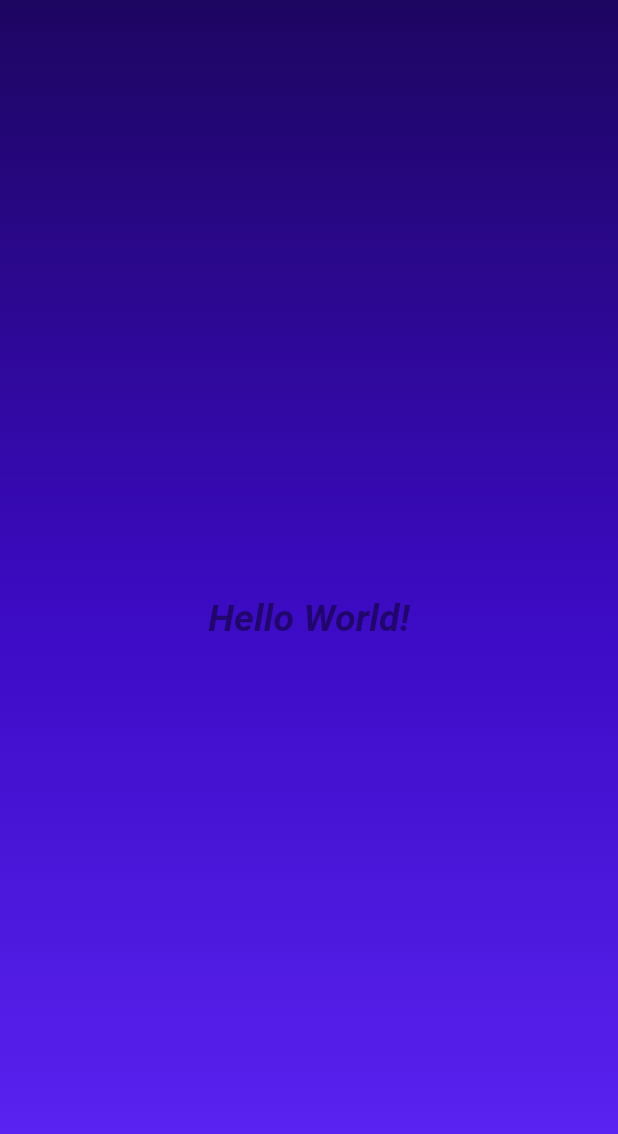
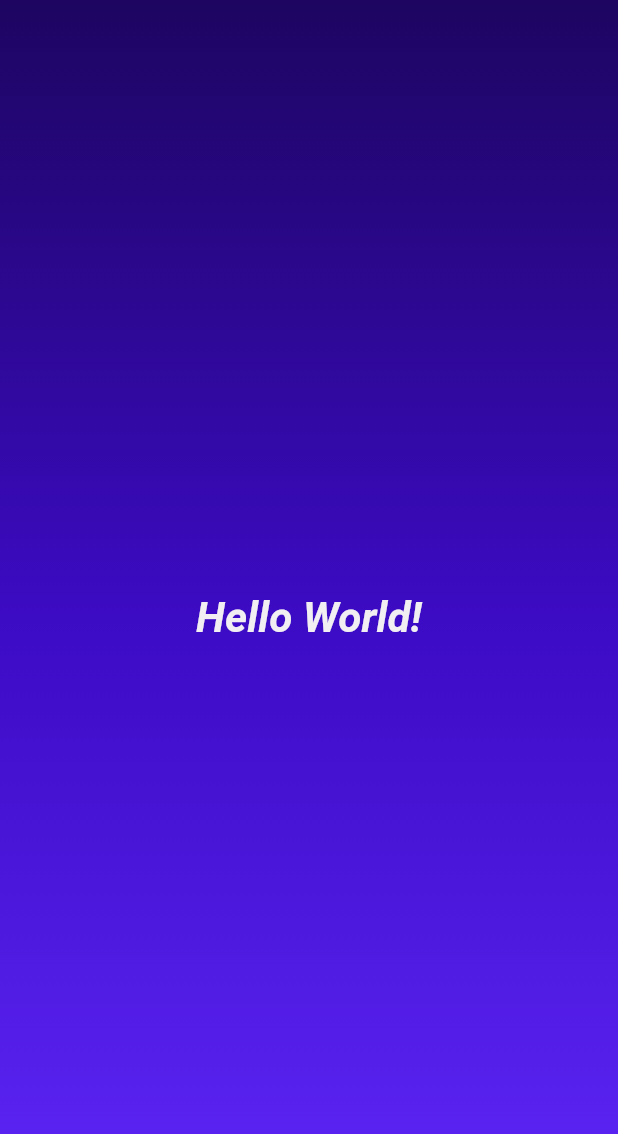
Before and after one commit to PratyushSingh18/Learning_Flutter, a Flutter app: the screen it shows after launch, on a phone screen of 412 x 824 dp. Shown: the top 1134 px of the screen. Run offline on Flutter 3.47's test engine with Material 2 defaults, Android fonts, the phone set to English and light mode, and no system bars.

Commit message:
Created first widget class

```diff
--- a/first/lib/main.dart
+++ b/first/lib/main.dart
@@ -4,7 +4,16 @@ void main() {
   runApp(
     MaterialApp(
       home: Scaffold(
-        body: Container(
+        body: GradientContainer(),
+      ),
+    ),
+  );
+}
+
+class GradientContainer extends StatelessWidget {
+  @override
+  Widget build(context) {
+    return Container(
       decoration: const BoxDecoration(
         gradient: LinearGradient(
           colors: [
@@ -20,14 +29,13 @@ void main() {
         child: Text(
           'Hello World!',
           style: TextStyle(
-                  color: Colors.black45,
+            color: Color.fromARGB(251, 244, 243, 243),
             fontWeight: FontWeight.bold,
             fontStyle: FontStyle.italic,
-                  fontSize: 25.0),
-            ),
-          ),
+            fontSize: 28.0,
           ),
         ),
       ),
     );
   }
+}
```
Lines whose indentation alone changed are shown as unchanged.
